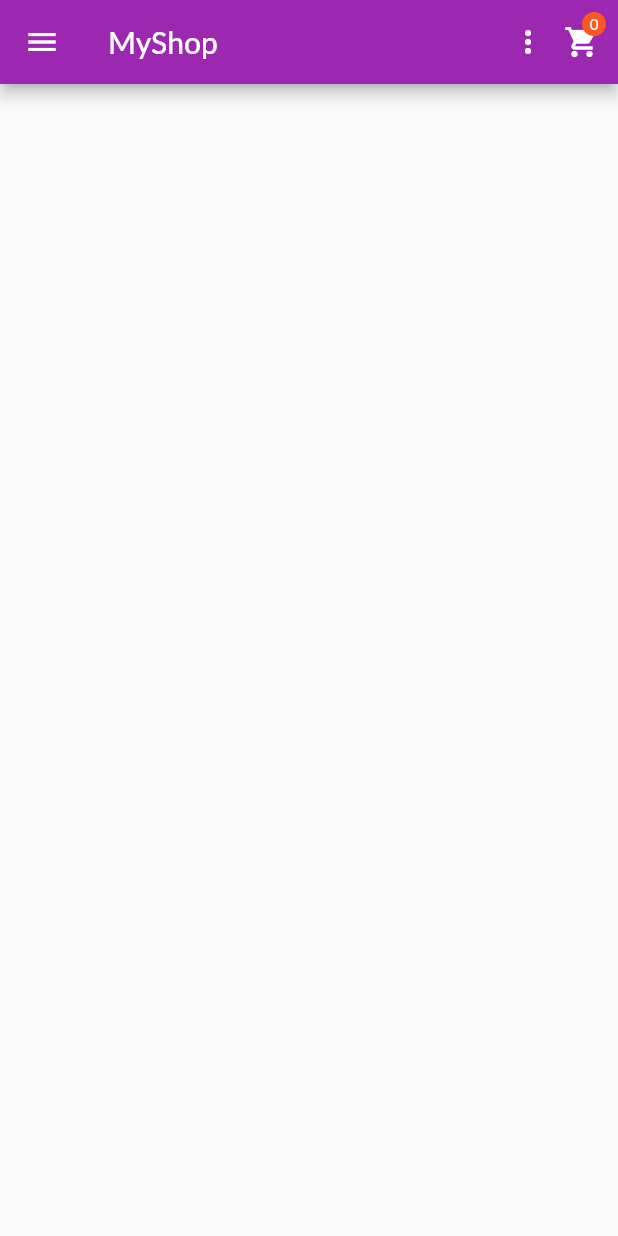
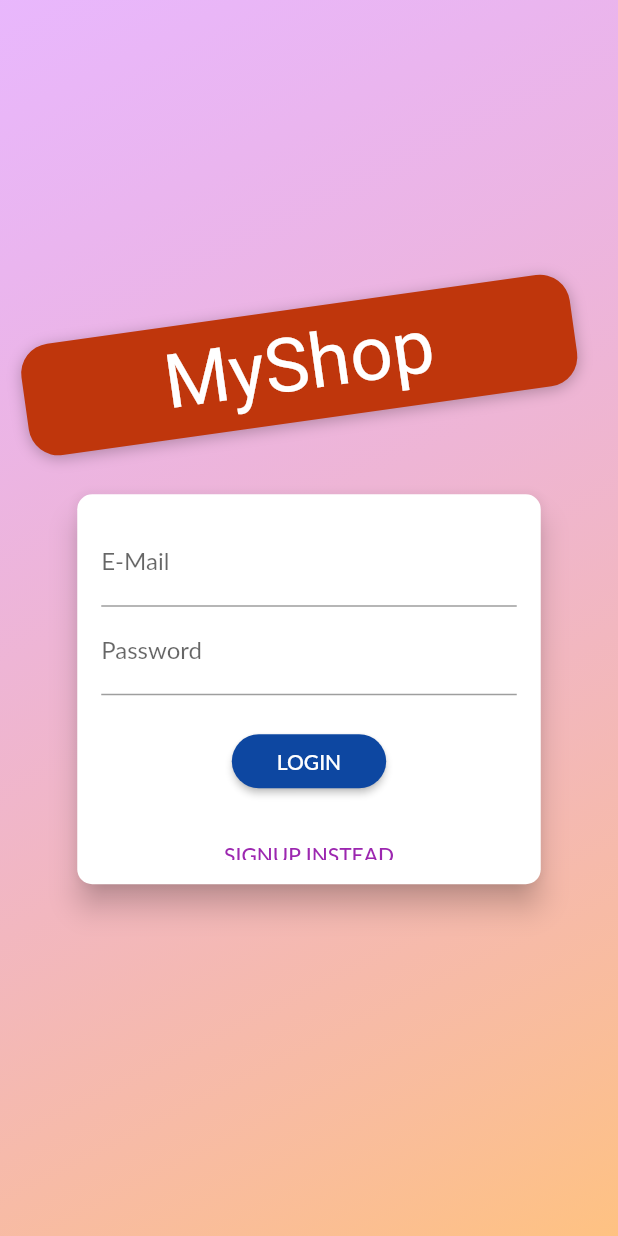
Before and after one commit to Aamir3118/shop_app, a Flutter app: the screen it shows after launch, on a phone screen of 412 x 824 dp. Run offline on Flutter 3.47's test engine with Material 2 defaults, Android fonts, the phone set to English and light mode, and no system bars; our stand-ins replace shared_preferences, shimmer; Roboto replaces fonts that are missing (Anton, Lato).

```diff
--- a/lib/main.dart
+++ b/lib/main.dart
@@ -1,11 +1,14 @@
 import 'package:flutter/material.dart';
 import 'package:provider/provider.dart';
+import 'package:shop/Provider/auth.dart';
 import 'package:shop/Provider/cart.dart';
 import 'package:shop/Provider/order.dart';
 import 'package:shop/Provider/products.dart';
+import 'package:shop/screens/auth_screen.dart';
 import 'package:shop/screens/cart_screen.dart';
 import 'package:shop/screens/edit_product_screen.dart';
 import 'package:shop/screens/order_screen.dart';
+import 'package:shop/screens/splash_screen.dart';
 import 'package:shop/screens/user_product_screen.dart';
 
 import './screens/products_overview_screen.dart';
@@ -21,24 +24,45 @@ class MyApp extends StatelessWidget {
     return MultiProvider(
         providers: [
           ChangeNotifierProvider(
-          create: (context) => Products(),
+            create: (context) => Auth(),
+          ),
+          ChangeNotifierProxyProvider<Auth, Products>(
+            create: (ctx) => Products(null, null, []),
+            update: (ctx, auth, previousProds) => Products(
+              auth.token,
+              auth.userId,
+              previousProds!.items,
+            ),
           ),
           ChangeNotifierProvider(
             create: (context) => Cart(),
           ),
-        ChangeNotifierProvider(
-          create: (context) => Order(),
+          ChangeNotifierProxyProvider<Auth, Order>(
+            create: (ctx) => Order(null, null, []),
+            update: (ctx, auth, previousOrder) =>
+                Order(auth.token, auth.userId, previousOrder!.orders),
           )
         ],
-      child: MaterialApp(
+        child: Consumer<Auth>(
+          builder: (ctx, auth, _) => MaterialApp(
               debugShowCheckedModeBanner: false,
               title: 'MyShop',
               theme: ThemeData(
                 fontFamily: 'Lato',
-            colorScheme: ColorScheme.fromSwatch(primarySwatch: Colors.purple)
+                colorScheme:
+                    ColorScheme.fromSwatch(primarySwatch: Colors.purple)
                         .copyWith(secondary: Colors.deepOrange),
               ),
-          home: ProductsOverviewScreen(),
+              home: auth.isAuth
+                  ? ProductsOverviewScreen()
+                  : FutureBuilder(
+                      future: auth.autoLogin(),
+                      builder: (ctx, authResultSnapshot) =>
+                          authResultSnapshot.connectionState ==
+                                  ConnectionState.waiting
+                              ? SplashScreen()
+                              : AuthScreen(),
+                    ),
               routes: {
                 ProductDetailScreen.routeName: (ctx) => ProductDetailScreen(),
                 CartScreen.routeName: (ctx) => CartScreen(),
@@ -46,6 +70,6 @@ class MyApp extends StatelessWidget {
                 UserProductScreen.routeName: (ctx) => UserProductScreen(),
                 EditProductScreen.routeName: (ctx) => EditProductScreen(),
               }),
-    );
+        ));
   }
 }
--- /dev/null
+++ b/lib/screens/auth_screen.dart
@@ -0,0 +1,288 @@
+import 'dart:math';
+
+import 'package:flutter/material.dart';
+import 'package:provider/provider.dart';
+import 'package:shop/Provider/auth.dart';
+import 'package:shop/models/http_exception.dart';
+
+enum AuthMode { Signup, Login }
+
+class AuthScreen extends StatelessWidget {
+  static const routeName = '/auth';
+
+  @override
+  Widget build(BuildContext context) {
+    final deviceSize = MediaQuery.of(context).size;
+    // final transformConfig = Matrix4.rotationZ(-8 * pi / 180);
+    // transformConfig.translate(-10.0);
+    return SafeArea(
+      child: Scaffold(
+        // resizeToAvoidBottomInset: false,
+        body: SingleChildScrollView(
+          child: Container(
+            height: MediaQuery.of(context).size.height,
+            child: Stack(
+              children: <Widget>[
+                Container(
+                  width: double.infinity,
+                  height: double.infinity,
+                  decoration: BoxDecoration(
+                    gradient: LinearGradient(
+                      colors: [
+                        Color.fromRGBO(215, 117, 255, 1).withOpacity(0.5),
+                        Color.fromRGBO(255, 188, 117, 1).withOpacity(0.9),
+                      ],
+                      begin: Alignment.topLeft,
+                      end: Alignment.bottomRight,
+                      stops: [0, 1],
+                    ),
+                  ),
+                ),
+
+                Container(
+                  height: deviceSize.height,
+                  width: deviceSize.width,
+                  child: Column(
+                    mainAxisAlignment: MainAxisAlignment.center,
+                    crossAxisAlignment: CrossAxisAlignment.center,
+                    children: <Widget>[
+                      Flexible(
+                        child: Container(
+                          margin: EdgeInsets.only(bottom: 20.0),
+                          padding: EdgeInsets.symmetric(
+                              vertical: 8.0, horizontal: 94.0),
+                          transform: Matrix4.rotationZ(-8 * pi / 180)
+                            ..translate(-10.0),
+                          // ..translate(-10.0),
+                          decoration: BoxDecoration(
+                            borderRadius: BorderRadius.circular(20),
+                            color: Colors.deepOrange.shade900,
+                            boxShadow: [
+                              BoxShadow(
+                                blurRadius: 8,
+                                color: Colors.black26,
+                                offset: Offset(0, 2),
+                              )
+                            ],
+                          ),
+                          child: Text(
+                            'MyShop',
+                            style: TextStyle(
+                              color: Theme.of(context)
+                                  .accentTextTheme
+                                  .headline6!
+                                  .color,
+                              fontSize: 50,
+                              fontFamily: 'Anton',
+                              fontWeight: FontWeight.normal,
+                            ),
+                          ),
+                        ),
+                      ),
+                      Flexible(
+                        flex: deviceSize.width > 600 ? 2 : 1,
+                        child: AuthCard(),
+                      ),
+                    ],
+                  ),
+                ),
+
+                //flex: deviceSize.width > 600 ? 2 : 1,
+              ],
+            ),
+          ),
+        ),
+      ),
+    );
+  }
+}
+
+class AuthCard extends StatefulWidget {
+  @override
+  _AuthCardState createState() => _AuthCardState();
+}
+
+class _AuthCardState extends State<AuthCard> {
+  final GlobalKey<FormState> _formKey = GlobalKey();
+  AuthMode _authMode = AuthMode.Login;
+  Map<String, String> _authData = {
+    'email': '',
+    'password': '',
+  };
+  var _isLoading = false;
+  final _passwordController = TextEditingController();
+  void _showErrorDialog(String message) {
+    showDialog(
+      context: context,
+      builder: (ctx) => AlertDialog(
+        title: Text('An Error Occurred!'),
+        content: Text(message),
+        actions: <Widget>[
+          TextButton(
+            onPressed: () {
+              Navigator.of(ctx).pop();
+            },
+            child: Text('Ok'),
+          ),
+        ],
+      ),
+    );
+  }
+
+  Future<void> _submit() async {
+    if (!_formKey.currentState!.validate()) {
+      // Invalid!
+      return;
+    }
+    _formKey.currentState!.save();
+    setState(() {
+      _isLoading = true;
+    });
+    try {
+      if (_authMode == AuthMode.Login) {
+        // Log user in
+        await Provider.of<Auth>(context, listen: false)
+            .login(_authData['email']!, _authData['password']!);
+      } else {
+        // Sign user up
+        await Provider.of<Auth>(context, listen: false).signup(
+          _authData['email']!,
+          _authData['password']!,
+        );
+      }
+    } on HttpException catch (error) {
+      var errorMessage = 'Authentication failed!';
+      if (error.toString().contains('EMAIL_EXISTS')) {
+        errorMessage = 'This email address is already in use.';
+      } else if (error.toString().contains('INVALID_EMAIL')) {
+        errorMessage = 'This is not a valid email address';
+      } else if (error.toString().contains('WEAK_PASSWORD')) {
+        errorMessage = 'This password is too weak.';
+      } else if (error.toString().contains('EMAIL_NOT_FOUND')) {
+        errorMessage = 'Could not find a user with that email.';
+      } else if (error.toString().contains('INVALID_PASSWORD')) {
+        errorMessage = 'Invalid password.';
+      }
+      _showErrorDialog(errorMessage);
+    } catch (error) {
+      const errorMessage =
+          'Could not authenticate you. Please try again later!';
+      _showErrorDialog(errorMessage);
+    }
+
+    setState(() {
+      _isLoading = false;
+    });
+  }
+
+  void _switchAuthMode() {
+    if (_authMode == AuthMode.Login) {
+      setState(() {
+        _authMode = AuthMode.Signup;
+      });
+    } else {
+      setState(() {
+        _authMode = AuthMode.Login;
+      });
+    }
+  }
+
+  @override
+  Widget build(BuildContext context) {
+    final deviceSize = MediaQuery.of(context).size;
+    return Card(
+      shape: RoundedRectangleBorder(
+        borderRadius: BorderRadius.circular(10.0),
+      ),
+      elevation: 8.0,
+      child: Container(
+        height: _authMode == AuthMode.Signup ? 450 : 260,
+        constraints:
+            BoxConstraints(minHeight: _authMode == AuthMode.Signup ? 450 : 260),
+        width: deviceSize.width * 0.75,
+        padding: EdgeInsets.all(16.0),
+        child: Form(
+          key: _formKey,
+          child: SingleChildScrollView(
+            child: Column(
+              children: <Widget>[
+                TextFormField(
+                  decoration: InputDecoration(labelText: 'E-Mail'),
+                  keyboardType: TextInputType.emailAddress,
+                  validator: (value) {
+                    if (value!.isEmpty || !value.contains('@')) {
+                      return 'Invalid email!';
+                    }
+                    return null;
+                  },
+                  onSaved: (value) {
+                    _authData['email'] = value!;
+                  },
+                ),
+                TextFormField(
+                  decoration: InputDecoration(labelText: 'Password'),
+                  obscureText: true,
+                  controller: _passwordController,
+                  validator: (value) {
+                    if (value!.isEmpty || value.length < 5) {
+                      return 'Password is too short!';
+                    }
+                  },
+                  onSaved: (value) {
+                    _authData['password'] = value!;
+                  },
+                ),
+                if (_authMode == AuthMode.Signup)
+                  TextFormField(
+                    enabled: _authMode == AuthMode.Signup,
+                    decoration: InputDecoration(labelText: 'Confirm Password'),
+                    obscureText: true,
+                    validator: _authMode == AuthMode.Signup
+                        ? (value) {
+                            if (value != _passwordController.text) {
+                              return 'Passwords do not match!';
+                            }
+                          }
+                        : null,
+                  ),
+                SizedBox(
+                  height: 20,
+                ),
+                if (_isLoading)
+                  CircularProgressIndicator()
+                else
+                  RaisedButton(
+                    child:
+                        Text(_authMode == AuthMode.Login ? 'LOGIN' : 'SIGN UP'),
+                    onPressed: () {
+                      _submit();
+                      FocusScope.of(context).unfocus();
+                      //Navigator.of(ctx).pop();
+                    },
+                    shape: RoundedRectangleBorder(
+                      borderRadius: BorderRadius.circular(30),
+                    ),
+                    padding:
+                        EdgeInsets.symmetric(horizontal: 30.0, vertical: 8.0),
+                    color: Colors.blue.shade900,
+                    textColor: Theme.of(context).primaryTextTheme.button!.color,
+                  ),
+                SizedBox(
+                  height: 20,
+                ),
+                FlatButton(
+                  child: Text(
+                      '${_authMode == AuthMode.Login ? 'SIGNUP' : 'LOGIN'} INSTEAD'),
+                  onPressed: _switchAuthMode,
+                  padding: EdgeInsets.symmetric(horizontal: 30.0, vertical: 4),
+                  materialTapTargetSize: MaterialTapTargetSize.shrinkWrap,
+                  textColor: Theme.of(context).colorScheme.primary,
+                ),
+              ],
+            ),
+          ),
+        ),
+      ),
+    );
+  }
+}
--- a/lib/screens/cart_screen.dart
+++ b/lib/screens/cart_screen.dart
@@ -5,7 +5,6 @@ import 'package:shop/Provider/order.dart';
 import 'package:shop/widgets/my_cart_items.dart';
 
 class CartScreen extends StatelessWidget {
-  const CartScreen({Key? key}) : super(key: key);
   static const routeName = '/cart';
 
   @override
--- a/lib/screens/edit_product_screen.dart
+++ b/lib/screens/edit_product_screen.dart
@@ -47,8 +47,8 @@ class _EditProductScreenState extends State<EditProductScreen> {
         _existingEditedProduct = Provider.of<Products>(context, listen: false)
             .findById(productId as String);
         _initValues = {
-          'title': _existingEditedProduct.title as String,
-          'description': _existingEditedProduct.description as String,
+          'title': _existingEditedProduct.title,
+          'description': _existingEditedProduct.description,
           'price': _existingEditedProduct.price.toString(),
           'imageUrl': '',
         };
--- a/lib/widgets/my_cart_items.dart
+++ b/lib/widgets/my_cart_items.dart
@@ -1,6 +1,3 @@
-// ignore_for_file: deprecated_member_use
-
-import 'package:flutter/gestures.dart';
 import 'package:flutter/material.dart';
 import 'package:provider/provider.dart';
 import 'package:shop/Provider/cart.dart';
--- a/lib/widgets/order_items.dart
+++ b/lib/widgets/order_items.dart
@@ -22,7 +22,7 @@ class _OrderItemState extends State<OrderItem> {
       child: Column(
         children: [
           ListTile(
-            title: Text('\$${widget.order.amount}'),
+            title: Text(('\$${widget.order.amount.toStringAsFixed(2)}')),
             subtitle:
                 Text(DateFormat('dd/MM/yyyy').format(widget.order.dateTime)),
             trailing: IconButton(
@@ -44,7 +44,7 @@ class _OrderItemState extends State<OrderItem> {
                           mainAxisAlignment: MainAxisAlignment.spaceBetween,
                           children: [
                             Text(
-                              prod.title,
+                              prod.title.toString(),
                               style: TextStyle(
                                   fontSize: 18, fontWeight: FontWeight.bold),
                             ),
--- a/lib/widgets/product_item.dart
+++ b/lib/widgets/product_item.dart
@@ -1,5 +1,6 @@
 import 'package:flutter/material.dart';
 import 'package:provider/provider.dart';
+import 'package:shop/Provider/auth.dart';
 import 'package:shop/Provider/cart.dart';
 import 'package:shop/Provider/product.dart';
 
@@ -10,6 +11,7 @@ class ProductItem extends StatelessWidget {
   Widget build(BuildContext context) {
     final myproducts = Provider.of<Product>(context, listen: false);
     final cart = Provider.of<Cart>(context, listen: false);
+    final authData = Provider.of<Auth>(context, listen: false);
     return ClipRRect(
       borderRadius: BorderRadius.circular(10),
       child: GridTile(
@@ -47,7 +49,8 @@ class ProductItem extends StatelessWidget {
                       : Icons.favorite_border),
                   color: Theme.of(context).colorScheme.secondary,
                   onPressed: () {
-                    myproducts.toggleFavoriteStatus();
+                    myproducts.toggleFavoriteStatus(
+                        authData.token, authData.userId);
                   },
                 ),
               ),
--- a/pubspec.yaml
+++ b/pubspec.yaml
@@ -35,7 +35,9 @@ dependencies:
   cupertino_icons: ^1.0.2
   provider: ^6.0.2
   intl: ^0.17.0
+  shimmer: ^2.0.0
   http: ^0.13.4
+  shared_preferences: ^2.0.15
 
 dev_dependencies:
   flutter_test:
```
Also changed, not shown: lib/Provider/auth.dart (added, +175 -0 lines), lib/Provider/order.dart (+32 -5 lines), lib/Provider/product.dart (+7 -7 lines), lib/Provider/products.dart (+37 -13 lines), lib/screens/order_screen.dart (+30 -9 lines), lib/screens/products_overview_screen.dart (+14 -7 lines), lib/screens/splash_screen.dart (added, +14 -0 lines), lib/screens/user_product_screen.dart (+18 -5 lines), lib/widgets/app_drawer.dart (+13 -0 lines), pubspec.lock, 6 other files. Lines whose indentation alone changed are shown as unchanged.
